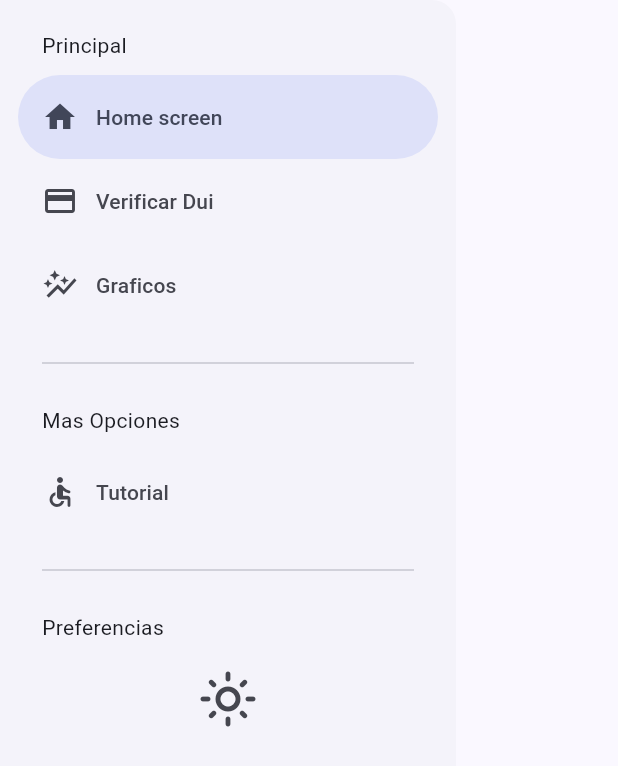
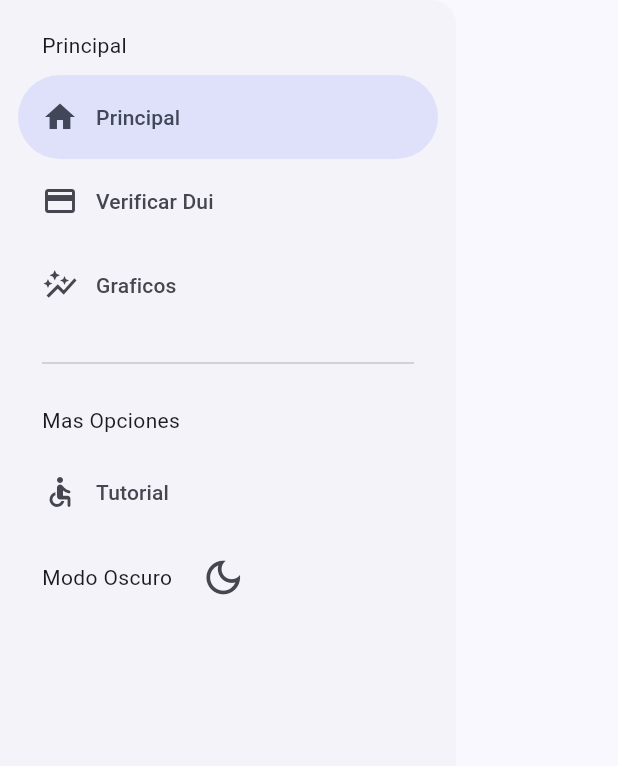
Before and after one commit to roedwin/flutter-tesina, a Flutter app: the SideMenu widget shown alone on an empty page, opened directly with empty values, on a phone screen of 412 x 824 dp. Shown: the top 766 px of the screen. Run offline on Flutter 3.47's test engine with Material 2 defaults, Android fonts, the phone set to English and light mode, and no system bars; our stand-ins replace animate_do, dio, fl_chart, flutter_riverpod, go_router and 4 more; missing offline and left inert: dart:ffi; accounts and stored records are empty; network calls fail.

Commit message:
Cambios menores

```diff
--- a/lib/config/menu/menu_items.dart
+++ b/lib/config/menu/menu_items.dart
@@ -16,7 +16,7 @@ class MenuItem {
 
 const appMenuItems = <MenuItem>[
   MenuItem(
-    title: 'Home screen',
+    title: 'Principal',
     subTitle: 'Home',
     link: '/',
     icon: Icons.home
--- a/lib/presentation/screens/dui/dui_screen.dart
+++ b/lib/presentation/screens/dui/dui_screen.dart
@@ -95,7 +95,7 @@ class _DuiView extends ConsumerWidget {
                       filled: true,
                       fillColor: Colors.white,
                       border: OutlineInputBorder(),
-                      hintText: 'DUI (12345678-9)',
+                      hintText: '01234567-8',
                       hintStyle: TextStyle(
                         fontSize: 18.0,
                         color: Colors.grey, // Color de texto del placeholder
@@ -139,6 +139,10 @@ class _DuiView extends ConsumerWidget {
                         ),
                         onPressed: () async {
                           final verDui = DuidbDatasource();
+                          if (dui.isEmpty) {
+                            showAlertDialog(
+                                context, "Alerta", "Ingresa un numero de DUI", onOkPressed: (){});
+                          }
                           try {
                             final datos = await verDui.getData(dui);
 
--- a/lib/presentation/widgets/side_menu.dart
+++ b/lib/presentation/widgets/side_menu.dart
@@ -27,7 +27,7 @@ class SideMenuState extends ConsumerState<SideMenu> {
   Widget build(BuildContext context) {
 
 
-    final bool isDarkmode = ref.watch(themeNotifierProvider).isDarkmode;
+    final isDarkmode = ref.watch(isDarkModeProvider);
 
     final hasNotch = MediaQuery.of(context).viewPadding.top > 35;
 
@@ -68,21 +68,22 @@ class SideMenuState extends ConsumerState<SideMenu> {
             label: Text(item.title)
           ),
         ),
-        const Padding(
-          padding: EdgeInsets.fromLTRB(28, 16, 28, 10),
-          child: Divider(),
-        ),
-        const Padding(
-          padding: EdgeInsets.fromLTRB(28, 10, 16, 10),
-          child:  Text('Preferencias'),
-        ),
-        IconButton(
-          iconSize: 40,
-            onPressed: () {
-              ref.read(isDarkModeProvider.notifier).isDark();
-            },
-            icon: Icon( isDarkmode ?  Icons.dark_mode_outlined : Icons.light_mode_outlined )
-          )
+        Padding(
+          padding: const EdgeInsets.fromLTRB(28, 5, 16, 10),
+          child: Row(
+            children: [
+              const Text("Modo Oscuro"),
+              const SizedBox(width: 10,),
+              IconButton(
+                iconSize: 30,
+                  onPressed: () {
+                    ref.read(isDarkModeProvider.notifier).isDark();
+                  },
+                  icon: Icon( isDarkmode ?  Icons.dark_mode : Icons.dark_mode_outlined )
+                ),
+            ],
+          ),
+        )
 
       ]
     );
--- a/pubspec.yaml
+++ b/pubspec.yaml
@@ -8,12 +8,14 @@ environment:
 
 dependencies:
   animate_do: ^3.1.2
+  cupertino_icons: ^1.0.6
   dio: ^5.3.2
   fl_chart: ^0.64.0
   flutter:
     sdk: flutter
   flutter_riverpod: ^2.3.10
   go_router: ^10.1.0
+  material_icons_named: ^3.13.0
   pie_chart: ^5.3.2
   provider: ^6.0.5
   rflutter_alert: ^2.0.7
```
Also changed, not shown: lib/infraestructure/models/lugares.dart (added, +21 -0 lines), lib/presentation/screens/graficos/graficos_dep_mun.dart (added, +20 -0 lines), lib/presentation/providers/graficos/grafico_provider.dart (line endings or trailing spaces), pubspec.lock.
